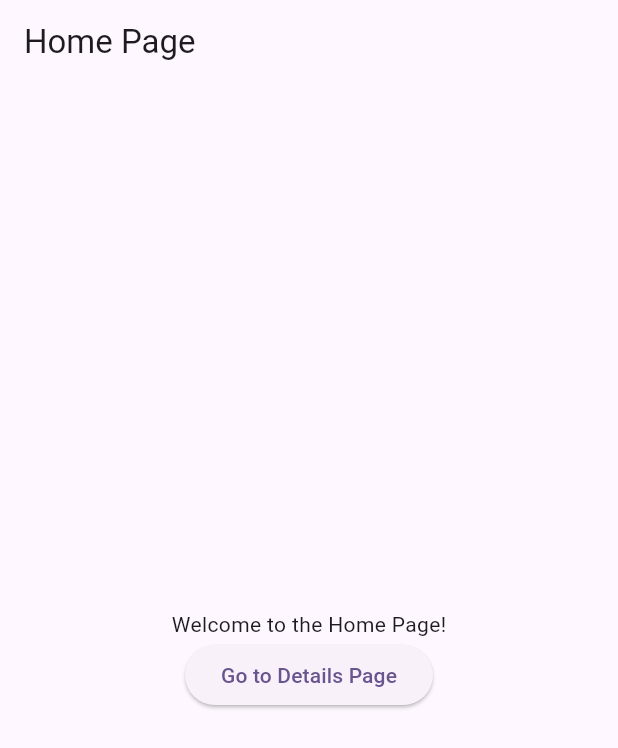
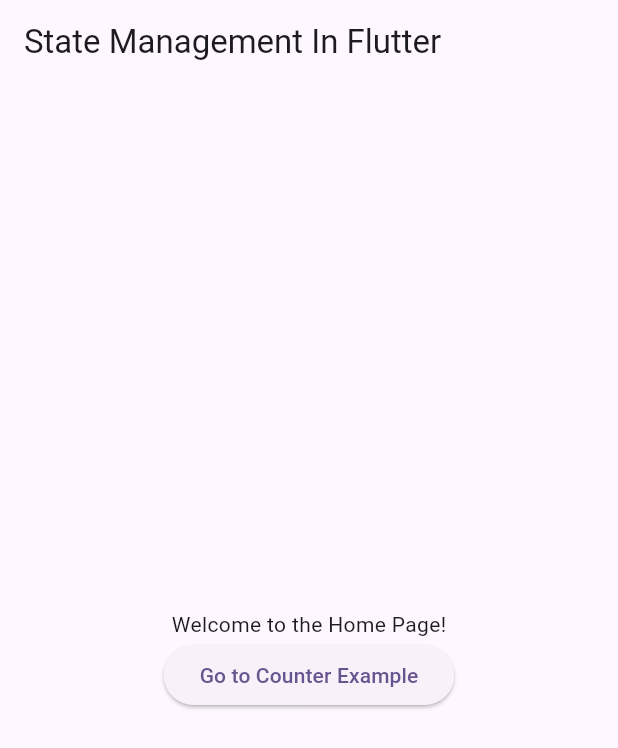
Before and after one commit to devnizamuddin/state_management_in_flutter, a Flutter app: the screen it shows after launch, on a phone screen of 412 x 824 dp. Shown: the top 748 px of the screen. Run offline on Flutter 3.47's test engine with Material 3 defaults, Android fonts, the light colour scheme and no system bars.

Commit message:
route setuped

```diff
--- a/lib/home_page.dart
+++ b/lib/home_page.dart
@@ -1,4 +1,5 @@
 import 'package:flutter/material.dart';
+import 'package:state_management_in_flutter/routes/app_routes.dart';
 
 class HomePage extends StatelessWidget {
   const HomePage({super.key});
@@ -6,7 +7,7 @@
   @override
   Widget build(BuildContext context) {
     return Scaffold(
-      appBar: AppBar(title: const Text('Home Page')),
+      appBar: AppBar(title: const Text('State Management In Flutter')),
       body: Center(
         child: Column(
           mainAxisAlignment: MainAxisAlignment.center,
@@ -14,9 +15,9 @@
             const Text('Welcome to the Home Page!'),
             ElevatedButton(
               onPressed: () {
-                Navigator.pushNamed(context, '/details');
+                Navigator.pushNamed(context, Routes.COUNTER);
               },
-              child: const Text('Go to Details Page'),
+              child: const Text('Go to Counter Example'),
             ),
           ],
         ),
--- a/lib/main.dart
+++ b/lib/main.dart
@@ -3,5 +3,6 @@
 import 'state_management_in_flutter.dart';
 
 void main() {
+  WidgetsFlutterBinding.ensureInitialized();
   runApp(const StateManagementInFlutter());
 }
--- /dev/null
+++ b/lib/routes/app_pages.dart
@@ -0,0 +1,13 @@
+import 'package:flutter/material.dart';
+import '../getx_example/counter/counter_page.dart';
+import '../home_page.dart';
+import 'app_routes.dart';
+
+class AppRoutesDestination {
+  static Map<String, WidgetBuilder> get routes {
+    return {
+      Routes.INITIAL: (context) => const HomePage(),
+      Routes.COUNTER: (context) => const CounterPage(),
+    };
+  }
+}
--- /dev/null
+++ b/lib/routes/app_routes.dart
@@ -0,0 +1,9 @@
+class Routes {
+  Routes._();
+  static const INITIAL = '/';
+  static const SPLASH = '/splash';
+  static const INTRO = '/intro';
+  static const COUNTER = '/counter';
+  static const HOME = '/home';
+  static const PROFILE = '/profile';
+}
--- a/lib/state_management_in_flutter.dart
+++ b/lib/state_management_in_flutter.dart
@@ -1,5 +1,7 @@
 import 'package:flutter/material.dart';
-import 'package:state_management_in_flutter/home_page.dart';
+
+import 'routes/app_pages.dart';
+import 'routes/app_routes.dart';
 
 class StateManagementInFlutter extends StatelessWidget {
   const StateManagementInFlutter({super.key});
@@ -11,10 +13,11 @@
       title: 'State Management In Flutter',
       themeMode: ThemeMode.system,
       darkTheme: ThemeData.dark(),
+      initialRoute: Routes.INITIAL,
+      routes: AppRoutesDestination.routes,
       theme: ThemeData(
         colorScheme: ColorScheme.fromSeed(seedColor: Colors.deepPurple),
       ),
-      home: const HomePage(),
     );
   }
 }
```
Also changed, not shown: analysis_options.yaml (+5 -24 lines), lib/getx_example/counter/counter_page.dart (added, +18 -0 lines).
